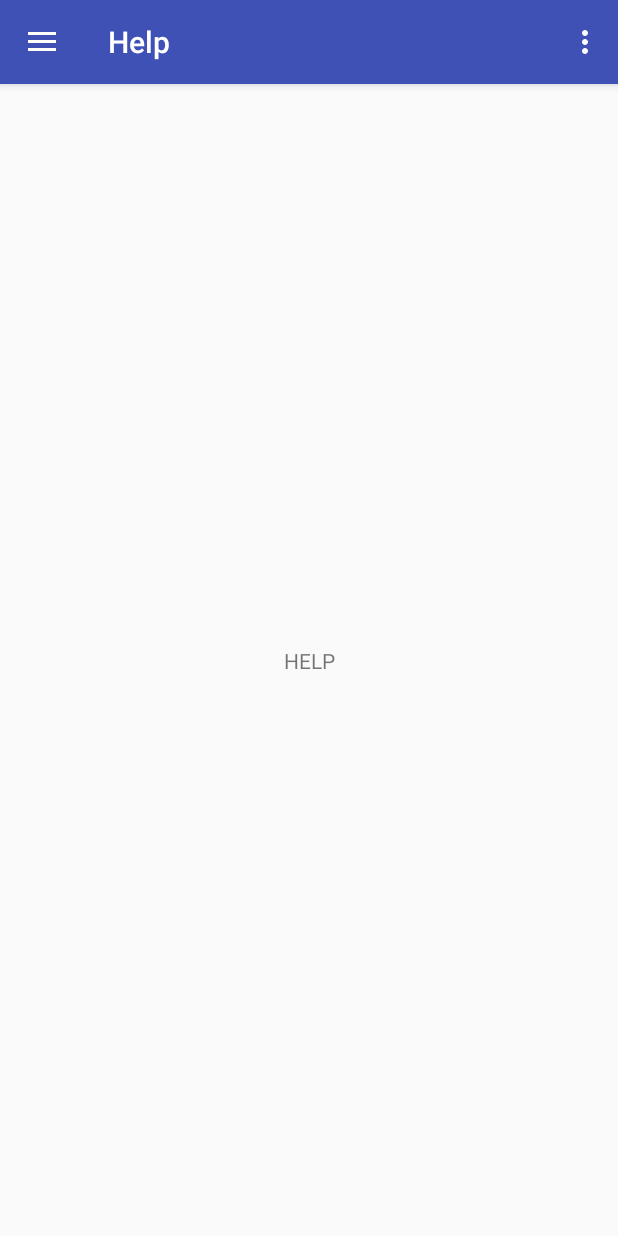
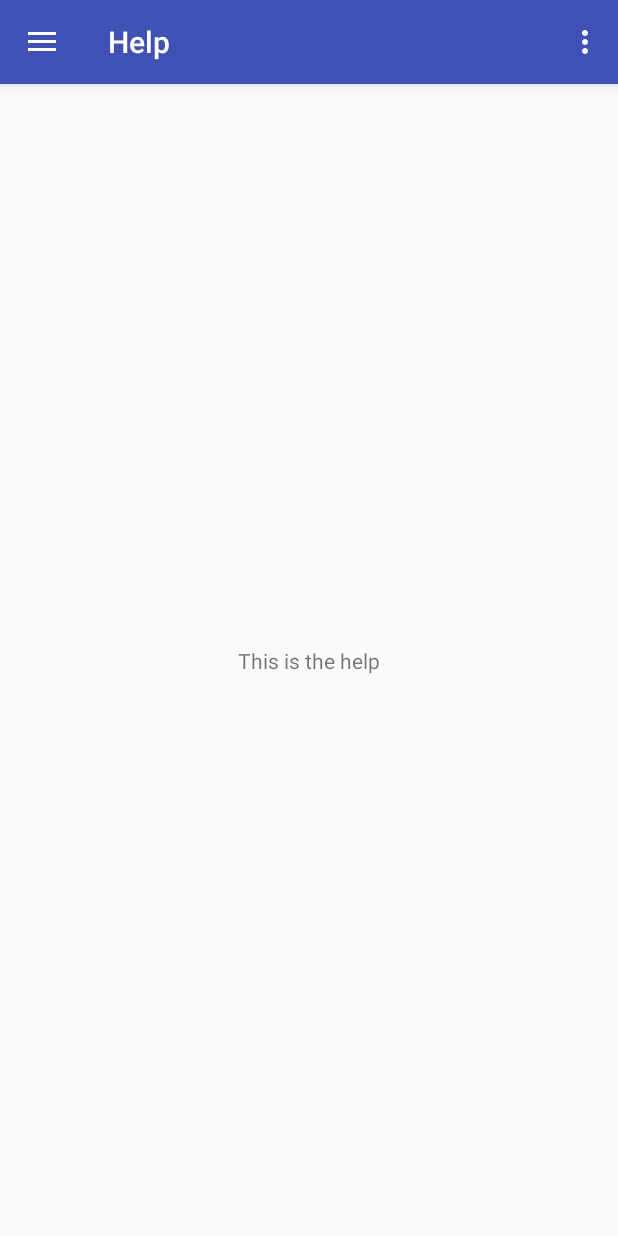
Before and after one commit to antoniolimadev/online-chess, an Android app: the screen it shows after launch (MainActivity), in the side drawer, after a tap on "Help", on a phone screen of 412 x 824 dp. Run offline under Robolectric (Android 15) with nearby library versions, the light colour scheme and no system bars.

Commit message:
Now you can change the app  language

```diff
--- a/app/src/main/java/co/antoniolima/onlinechess/CreditsFragment.java
+++ b/app/src/main/java/co/antoniolima/onlinechess/CreditsFragment.java
@@ -22,6 +22,6 @@ public class CreditsFragment extends Fragment {
     @Override
     public void onViewCreated(View view, @Nullable Bundle savedInstanceState) {
         super.onViewCreated(view, savedInstanceState);
-        getActivity().setTitle("Credits");
+        getActivity().setTitle(R.string.credits);
     }
 }
--- a/app/src/main/java/co/antoniolima/onlinechess/HelpFragment.java
+++ b/app/src/main/java/co/antoniolima/onlinechess/HelpFragment.java
@@ -22,6 +22,6 @@ public class HelpFragment extends Fragment {
     @Override
     public void onViewCreated(View view, @Nullable Bundle savedInstanceState) {
         super.onViewCreated(view, savedInstanceState);
-        getActivity().setTitle("Help");
+        getActivity().setTitle(R.string.help);
     }
 }
--- a/app/src/main/java/co/antoniolima/onlinechess/PlayFragment.java
+++ b/app/src/main/java/co/antoniolima/onlinechess/PlayFragment.java
@@ -28,7 +28,7 @@ public class PlayFragment extends Fragment {
     @Override
     public void onViewCreated(View view, @Nullable Bundle savedInstanceState) {
         super.onViewCreated(view, savedInstanceState);
-        getActivity().setTitle("Play");
+        getActivity().setTitle(R.string.play);
 
         gameController = (GameController) getActivity().getApplication();
         buttonSingleplayer = getActivity().findViewById(R.id.btnSinglePlayer);
--- a/app/src/main/java/co/antoniolima/onlinechess/StatsFragment.java
+++ b/app/src/main/java/co/antoniolima/onlinechess/StatsFragment.java
@@ -11,17 +11,17 @@ import android.view.ViewGroup;
  * Created by a21200305 on 2018-01-07.
  */
 
-public class HelpFragment extends Fragment {
+public class StatsFragment extends Fragment {
 
     @Nullable
     @Override
     public View onCreateView(LayoutInflater inflater, @Nullable ViewGroup container, @Nullable Bundle savedInstanceState) {
-        return inflater.inflate(R.layout.help_fragment, container,false);
+        return inflater.inflate(R.layout.stats_fragment, container,false);
     }
 
     @Override
     public void onViewCreated(View view, @Nullable Bundle savedInstanceState) {
         super.onViewCreated(view, savedInstanceState);
-        getActivity().setTitle("Help");
+        getActivity().setTitle(R.string.stats);
     }
 }
--- a/app/src/main/res/layout/credits_fragment.xml
+++ b/app/src/main/res/layout/credits_fragment.xml
@@ -9,7 +9,7 @@
         android:id="@+id/textView2"
         android:layout_width="wrap_content"
         android:layout_height="wrap_content"
-        android:text="Credits"
+        android:text="@string/credits_text"
         app:layout_constraintBottom_toBottomOf="parent"
         app:layout_constraintLeft_toLeftOf="parent"
         app:layout_constraintRight_toRightOf="parent"
--- a/app/src/main/res/layout/help_fragment.xml
+++ b/app/src/main/res/layout/help_fragment.xml
@@ -9,7 +9,7 @@
         android:id="@+id/textView2"
         android:layout_width="wrap_content"
         android:layout_height="wrap_content"
-        android:text="HELP"
+        android:text="@string/help_text"
         app:layout_constraintBottom_toBottomOf="parent"
         app:layout_constraintLeft_toLeftOf="parent"
         app:layout_constraintRight_toRightOf="parent"
--- a/app/src/main/res/layout/play_fragment.xml
+++ b/app/src/main/res/layout/play_fragment.xml
@@ -13,7 +13,7 @@
         android:layout_marginEnd="8dp"
         android:layout_marginStart="8dp"
         android:layout_marginTop="8dp"
-        android:text="Single Player"
+        android:text="@string/single_player"
         app:layout_constraintBottom_toBottomOf="parent"
         app:layout_constraintEnd_toEndOf="parent"
         app:layout_constraintStart_toStartOf="parent"
@@ -30,7 +30,7 @@
         android:layout_marginTop="8dp"
         android:ems="10"
         android:inputType="textPersonName"
-        android:text="Name"
+        android:text="@string/name"
         app:layout_constraintBottom_toTopOf="@+id/btnSinglePlayer"
         app:layout_constraintEnd_toEndOf="parent"
         app:layout_constraintHorizontal_bias="0.503"
@@ -46,7 +46,7 @@
         android:layout_marginEnd="8dp"
         android:layout_marginStart="8dp"
         android:layout_marginTop="8dp"
-        android:text="Multiplayer (Local)"
+        android:text="@string/multi_player_local"
         app:layout_constraintBottom_toBottomOf="parent"
         app:layout_constraintEnd_toEndOf="parent"
         app:layout_constraintStart_toStartOf="parent"
--- a/app/src/main/res/layout/stats_fragment.xml
+++ b/app/src/main/res/layout/stats_fragment.xml
@@ -9,7 +9,7 @@
         android:id="@+id/textView2"
         android:layout_width="wrap_content"
         android:layout_height="wrap_content"
-        android:text="HELP"
+        android:text="@string/stats_text"
         app:layout_constraintBottom_toBottomOf="parent"
         app:layout_constraintLeft_toLeftOf="parent"
         app:layout_constraintRight_toRightOf="parent"
--- a/app/src/main/res/menu/activity_main_drawer.xml
+++ b/app/src/main/res/menu/activity_main_drawer.xml
@@ -6,16 +6,26 @@
     <group android:checkableBehavior="single">
         <item
             android:id="@+id/nav_play"
-            android:icon="@drawable/ic_menu_camera"
-            android:title="Play" />
+            android:icon="@drawable/ic_play_24"
+            android:title="@string/play" />
         <item
             android:id="@+id/nav_credits"
-            android:icon="@drawable/ic_menu_gallery"
-            android:title="Credits" />
+            android:icon="@drawable/ic_credits_24"
+            android:title="@string/credits" />
         <item
             android:id="@+id/nav_help"
-            android:icon="@drawable/ic_menu_slideshow"
-            android:title="Help" />
+            android:icon="@drawable/ic_help_24"
+            android:title="@string/help" />
+
+        <item
+            android:id="@+id/nav_stats"
+            android:icon="@drawable/ic_stats_24"
+            android:title="@string/stats" />
+
+        <item
+            android:id="@+id/nav_language"
+            android:icon="@drawable/ic_language_24"
+            android:title="@string/language" />
 
     </group>
 
--- a/app/src/main/res/values/strings.xml
+++ b/app/src/main/res/values/strings.xml
@@ -9,5 +9,24 @@
     <string name="fragment_roque">Roque?</string>
     //
 
+    <string name="play">Play</string>
+    <string name="credits">Credits</string>
+    <string name="credits_text">This are the credits</string>
+    <string name="help">Help</string>
+    <string name="help_text">This is the help</string>
+    <string name="stats">Stats</string>
+    <string name="stats_text">This are the stats</string>
+    <string name="language">Language</string>
+    <string name="single_player">Single Player</string>
+    <string name="name">Name</string>
+    <string name="multi_player_local">Multiplayer (Local)</string>
+
     <string name="action_settings">Settings</string>
+    <string name="spinner_title">Language</string>
+
+    <!-- Language select dialog -->
+    <string-array name="lang_select">
+        <item>English</item>
+        <item>Hindi</item>
+    </string-array>
 </resources>
```
Also changed, not shown: app/src/main/java/co/antoniolima/onlinechess/MainActivity.java (+61 -0 lines), app/src/main/res/drawable/ic-credits_24.png (deleted), app/src/main/res/drawable/icons8-help-24.png (deleted), 1 other file.
